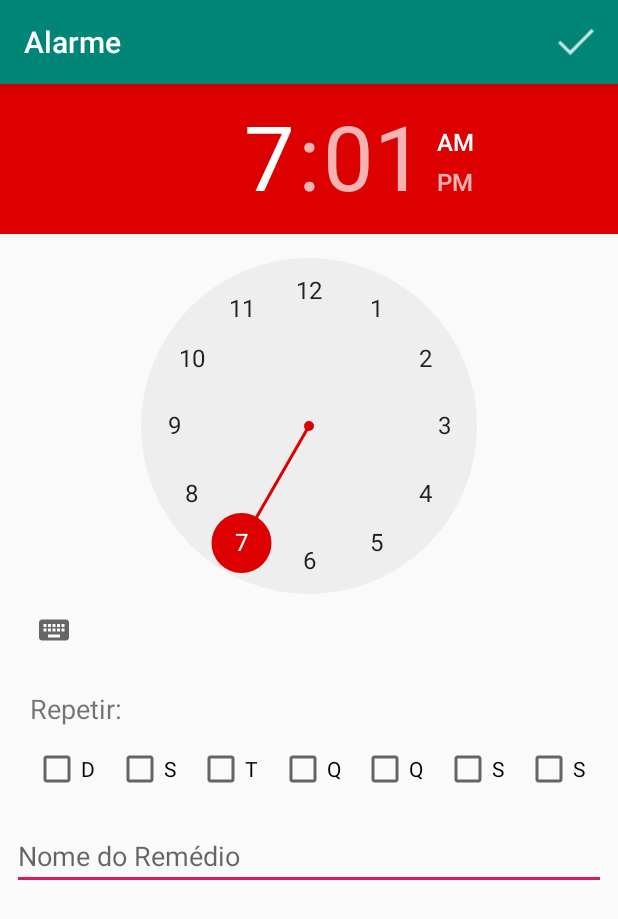
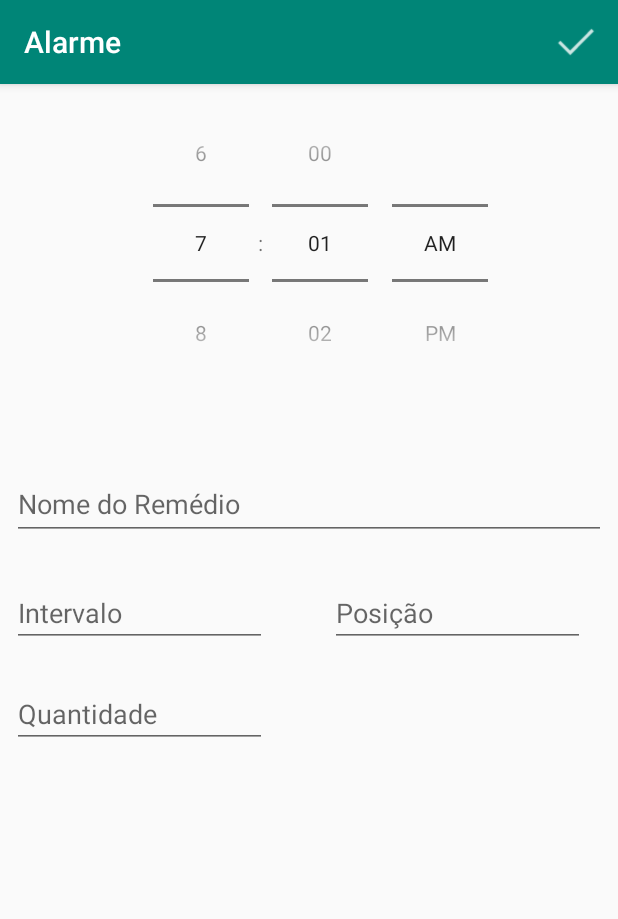
Before and after one commit to vluk4/FSH_APP, an Android app: the AlarmeActivity screen opened directly, with no data from a screen before it, on a phone screen of 412 x 824 dp. Shown: the top 919 px of the screen. Run offline under Robolectric (Android 15) with nearby library versions, the phone set to English and light mode, and no system bars.

Commit message:
Corrigindo alarme e adicionando notificação

```diff
--- a/app/src/main/java/com/example/aluca/fshealth/AlarmControl.java
+++ b/app/src/main/java/com/example/aluca/fshealth/AlarmControl.java
@@ -1,16 +1,27 @@
 package com.example.aluca.fshealth;
 
+import android.app.Notification;
+import android.app.NotificationManager;
 import android.content.BroadcastReceiver;
 import android.content.Context;
 import android.content.Intent;
 import android.media.MediaPlayer;
 import android.provider.Settings;
+import android.support.v4.app.NotificationCompat;
+import android.support.v4.app.NotificationManagerCompat;
 
 public class AlarmControl extends BroadcastReceiver {
 
+    public void onReceive(Context context, Intent intent){
+        createNofitication(context);
 
-    public void onReceive(Context context, Intent intent){
-        MediaPlayer mediaPlayer = MediaPlayer.create(context,Settings.System.DEFAULT_RINGTONE_URI);
-        mediaPlayer.start();
+
+    }
+    public void createNofitication( Context context){
+        NotificationCompat.Builder builder = new NotificationCompat.Builder(context);
+
+        builder.setDefaults(Notification.DEFAULT_ALL).setSmallIcon(R.mipmap.ic_launcher).setContentText("TESTE").setContentTitle("TESTE").setContentInfo("TESTE").setPriority(NotificationCompat.PRIORITY_DEFAULT);
+        NotificationManager notificationManager = (NotificationManager)context.getSystemService(Context.NOTIFICATION_SERVICE);
+        notificationManager.notify(1,builder.build());
     }
 }
--- a/app/src/main/java/com/example/aluca/fshealth/AlarmeActivity.java
+++ b/app/src/main/java/com/example/aluca/fshealth/AlarmeActivity.java
@@ -3,6 +3,7 @@ package com.example.aluca.fshealth;
 import android.annotation.TargetApi;
 import android.app.AlarmManager;
 import android.app.PendingIntent;
+import android.app.TimePickerDialog;
 import android.content.Context;
 import android.content.Intent;
 import android.os.Build;
@@ -38,22 +39,22 @@ public class AlarmeActivity extends AppCompatActivity {
     }
 
 
-    public void setAlarm(long time){
+    public void setAlarm(Calendar calendar){
         AlarmManager alarmManager = (AlarmManager) getSystemService(Context.ALARM_SERVICE);
-        Intent intent = new Intent(this,AlarmControl.class);
+        Intent intent = new Intent(AlarmeActivity.this,AlarmControl.class);
 
-        PendingIntent pendingIntent = PendingIntent.getBroadcast(this,1,intent,0);
+        PendingIntent pendingIntent = PendingIntent.getBroadcast(this,0,intent,0);
 
-        alarmManager.setExact(AlarmManager.RTC_WAKEUP,time,pendingIntent);
+        alarmManager.setExact(AlarmManager.RTC_WAKEUP, calendar.getTimeInMillis(),pendingIntent);
     }
-
+    /*
     public void cancelAlarm(){
         AlarmManager alarmManager = (AlarmManager) getSystemService(Context.ALARM_SERVICE);
         Intent intent = new Intent(this,AlarmControl.class);
         PendingIntent pendingIntent = PendingIntent.getBroadcast(this,1,0);
 
         alarmManager.cancel(pendingIntent);
-    }
+    }*/
 
     @Override
     public boolean onCreateOptionsMenu(Menu menu) {
@@ -76,7 +77,7 @@ public class AlarmeActivity extends AppCompatActivity {
                 else{
                     calendar.set(calendar.get(Calendar.YEAR), calendar.get(Calendar.MONTH), calendar.get(Calendar.DAY_OF_MONTH), timePicker.getCurrentHour(), timePicker.getCurrentMinute(), 0);
                 }
-                setAlarm(calendar.getTimeInMillis());
+                setAlarm(calendar);
 
 
                 Remedio remedio = helper.pegaRemedio();
@@ -93,4 +94,6 @@ public class AlarmeActivity extends AppCompatActivity {
         }
         return super.onOptionsItemSelected(item);
     }
+
+
 }
--- a/app/src/main/res/layout/activity_alarm.xml
+++ b/app/src/main/res/layout/activity_alarm.xml
@@ -1,6 +1,7 @@
 <?xml version="1.0" encoding="utf-8"?>
 <ScrollView xmlns:android="http://schemas.android.com/apk/res/android"
     xmlns:app="http://schemas.android.com/apk/res-auto"
+    xmlns:tools="http://schemas.android.com/tools"
     android:layout_width="match_parent"
     android:layout_height="match_parent">
 
@@ -9,102 +10,31 @@
         android:layout_height="wrap_content">
 
 
-        <TextView
-            android:layout_width="100dp"
-            android:layout_height="30dp"
-            android:layout_marginStart="20dp"
-            android:layout_marginTop="16dp"
-            android:text="@string/repetir"
-            android:textSize="18sp"
+        <EditText
+            android:id="@+id/interval"
+            android:layout_width="170dp"
+            android:layout_height="43dp"
+            android:layout_marginStart="8dp"
+            android:layout_marginTop="28dp"
+            android:ems="10"
+            android:hint="Intervalo"
+            android:inputType="textPersonName"
             app:layout_constraintStart_toStartOf="parent"
-            app:layout_constraintTop_toBottomOf="@+id/remedio_horario" />
+            app:layout_constraintTop_toBottomOf="@+id/remedio_nome" />
 
-        <CheckBox
-            android:id="@+id/checkBox7"
-            android:layout_width="wrap_content"
-            android:layout_height="wrap_content"
-            android:text="@string/s"
-            app:layout_constraintBottom_toBottomOf="@+id/checkBox15"
-            app:layout_constraintEnd_toStartOf="@+id/checkBox8"
-            app:layout_constraintHorizontal_bias="0.5"
-            app:layout_constraintStart_toEndOf="@+id/checkBox15"
-            app:layout_constraintTop_toTopOf="@+id/checkBox15"
-            app:layout_constraintVertical_bias="0.0" />
-
-        <CheckBox
-            android:id="@+id/checkBox8"
-            android:layout_width="wrap_content"
-            android:layout_height="wrap_content"
-            android:text="@string/t"
-            app:layout_constraintBottom_toBottomOf="@+id/checkBox7"
-            app:layout_constraintEnd_toStartOf="@+id/checkBox9"
-            app:layout_constraintHorizontal_bias="0.5"
-            app:layout_constraintStart_toEndOf="@+id/checkBox7"
-            app:layout_constraintTop_toTopOf="@+id/checkBox7"
-            app:layout_constraintVertical_bias="1.0" />
-
-        <CheckBox
-            android:id="@+id/checkBox9"
-            android:layout_width="wrap_content"
-            android:layout_height="wrap_content"
-            android:text="@string/q"
-            app:layout_constraintBottom_toBottomOf="@+id/checkBox8"
-            app:layout_constraintEnd_toStartOf="@+id/checkBox10"
-            app:layout_constraintHorizontal_bias="0.5"
-            app:layout_constraintStart_toEndOf="@+id/checkBox8"
-            app:layout_constraintTop_toTopOf="@+id/checkBox8"
-            app:layout_constraintVertical_bias="1.0" />
-
-        <CheckBox
-            android:id="@+id/checkBox10"
-            android:layout_width="wrap_content"
-            android:layout_height="wrap_content"
-            android:text="@string/q"
-            app:layout_constraintBottom_toBottomOf="@+id/checkBox9"
-            app:layout_constraintEnd_toStartOf="@+id/checkBox11"
-            app:layout_constraintHorizontal_bias="0.5"
-            app:layout_constraintStart_toEndOf="@+id/checkBox9"
-            app:layout_constraintTop_toTopOf="@+id/checkBox9"
-            app:layout_constraintVertical_bias="0.0" />
-
-        <CheckBox
-            android:id="@+id/checkBox11"
-            android:layout_width="wrap_content"
-            android:layout_height="wrap_content"
-            android:text="@string/s"
-            app:layout_constraintBottom_toBottomOf="@+id/checkBox10"
-            app:layout_constraintEnd_toStartOf="@+id/checkBox12"
-            app:layout_constraintHorizontal_bias="0.5"
-            app:layout_constraintStart_toEndOf="@+id/checkBox10"
-            app:layout_constraintTop_toTopOf="@+id/checkBox10"
-            app:layout_constraintVertical_bias="0.0" />
-
-        <CheckBox
-            android:id="@+id/checkBox12"
-            android:layout_width="wrap_content"
-            android:layout_height="wrap_content"
+        <EditText
+            android:id="@+id/Position"
+            android:layout_width="170dp"
+            android:layout_height="43dp"
+            android:layout_marginStart="28dp"
+            android:layout_marginTop="28dp"
             android:layout_marginEnd="8dp"
-            android:text="@string/s"
-            app:layout_constraintBottom_toBottomOf="@+id/checkBox11"
+            android:ems="10"
+            android:hint="Posição"
+            android:inputType="textPersonName"
             app:layout_constraintEnd_toEndOf="parent"
-            app:layout_constraintHorizontal_bias="0.5"
-            app:layout_constraintStart_toEndOf="@+id/checkBox11"
-            app:layout_constraintTop_toTopOf="@+id/checkBox11"
-            app:layout_constraintVertical_bias="0.0" />
-
-        <CheckBox
-            android:id="@+id/checkBox15"
-            android:layout_width="wrap_content"
-            android:layout_height="wrap_content"
-            android:layout_marginStart="8dp"
-            android:layout_marginBottom="8dp"
-            android:text="@string/d"
-            app:layout_constraintBottom_toTopOf="@+id/remedio_nome"
-            app:layout_constraintEnd_toStartOf="@+id/checkBox7"
-            app:layout_constraintHorizontal_bias="0.5"
-            app:layout_constraintStart_toStartOf="parent"
-            app:layout_constraintTop_toBottomOf="@+id/remedio_horario"
-            app:layout_constraintVertical_bias="0.821" />
+            app:layout_constraintStart_toEndOf="@+id/interval"
+            app:layout_constraintTop_toBottomOf="@+id/remedio_nome" />
 
         <TimePicker
             android:id="@+id/remedio_horario"
@@ -114,7 +44,7 @@
             android:backgroundTint="#dc0000"
             android:headerBackground="#dc0000"
             android:numbersSelectorColor="#dc0000"
-            android:timePickerMode="clock"
+            android:timePickerMode="spinner"
             app:layout_constraintEnd_toEndOf="parent"
             app:layout_constraintHorizontal_bias="0.55"
             app:layout_constraintStart_toStartOf="parent"
@@ -125,20 +55,33 @@
         <EditText
             android:id="@+id/remedio_nome"
             android:layout_width="match_parent"
-            android:layout_height="wrap_content"
+            android:layout_height="48dp"
             android:layout_marginStart="8dp"
-            android:layout_marginLeft="8dp"
-            android:layout_marginTop="104dp"
+            android:layout_marginTop="44dp"
             android:layout_marginEnd="8dp"
-            android:layout_marginRight="8dp"
             android:ems="10"
             android:hint="@string/nome_do_rem_dio"
             android:importantForAutofill="no"
             android:inputType="textPersonName"
             app:layout_constraintEnd_toEndOf="parent"
-            app:layout_constraintHorizontal_bias="0.32"
+            app:layout_constraintHorizontal_bias="0.0"
             app:layout_constraintStart_toStartOf="parent"
             app:layout_constraintTop_toBottomOf="@+id/remedio_horario" />
 
+        <EditText
+            android:id="@+id/Amount"
+            android:layout_width="170dp"
+            android:layout_height="43dp"
+            android:layout_marginStart="8dp"
+            android:layout_marginTop="24dp"
+            android:layout_marginEnd="8dp"
+            android:ems="10"
+            android:hint="Quantidade"
+            android:inputType="textPersonName"
+            app:layout_constraintEnd_toEndOf="parent"
+            app:layout_constraintHorizontal_bias="0.0"
+            app:layout_constraintStart_toStartOf="parent"
+            app:layout_constraintTop_toBottomOf="@+id/interval" />
+
     </android.support.constraint.ConstraintLayout>
 </ScrollView>
--- a/app/src/main/res/layout/activity_lista_medicamentos.xml
+++ b/app/src/main/res/layout/activity_lista_medicamentos.xml
@@ -8,7 +8,9 @@
     <ListView
         android:id="@+id/lista_medicamentos"
         android:layout_width="match_parent"
-        android:layout_height="wrap_content" />
+        android:layout_height="wrap_content"
+        android:layout_alignParentStart="true"
+        android:layout_alignParentTop="true" />
 
     <Button
         android:id="@+id/novo_medicamento"
```
